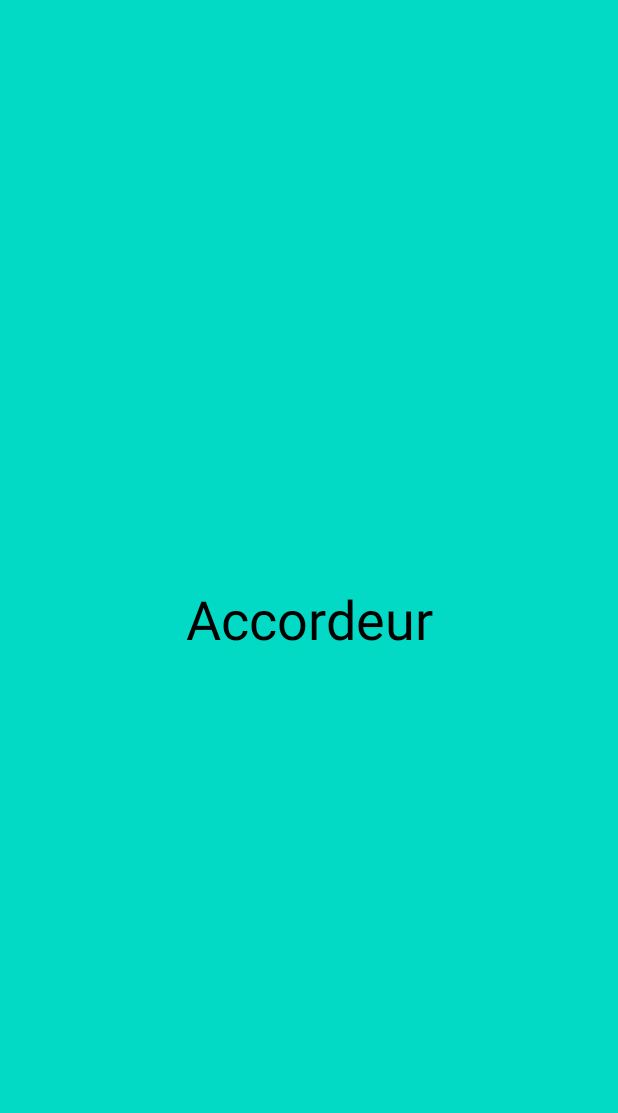
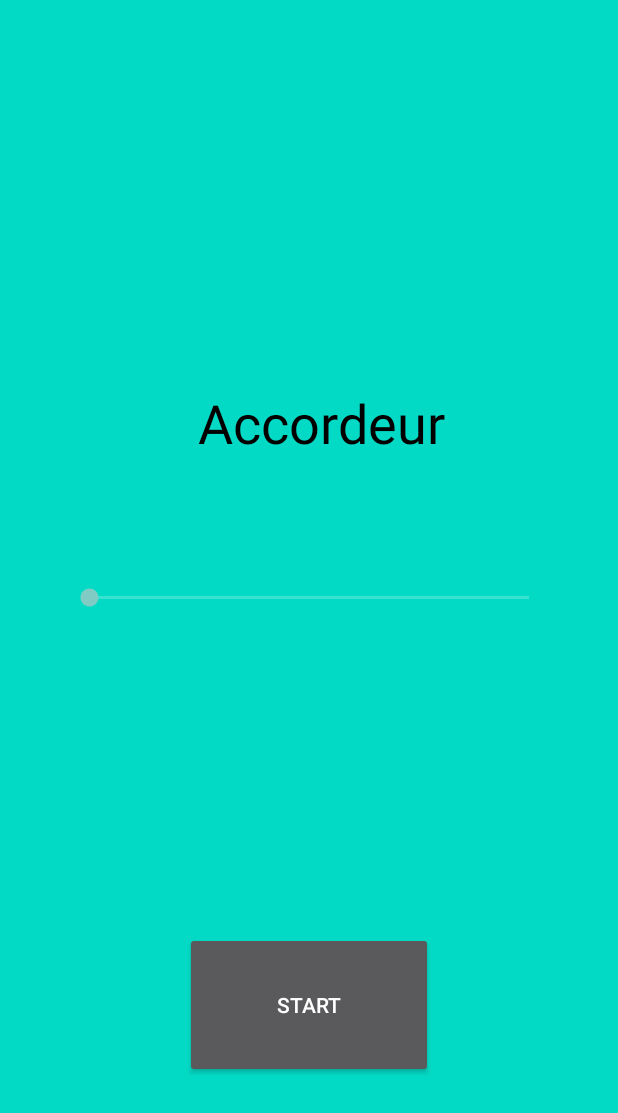
Before and after one commit to RomainS64/CheatScale, an Android app: the Accordeur screen opened directly, with no data from a screen before it, on a phone screen of 412 x 824 dp. Shown: the top 1113 px of the screen. Run offline under Robolectric (Android 15) with nearby library versions, the phone set to English and light mode, and no system bars; libraries missing offline, so code that uses them is left out: org.jtransforms.fft.

Commit message:
Refactoring des Package
Ajout primitif de l'accordeur

```diff
--- a/app/src/main/java/com/example/accordeur/Accordeur.java
+++ b/app/src/main/java/com/example/accordeur/Accordeur.java
@@ -1,15 +1,37 @@
 package com.example.accordeur;
 
 import android.os.Bundle;
+import android.util.Log;
+import android.view.View;
+import android.widget.Button;
+import android.widget.SeekBar;
+import android.widget.TextView;
+
 import static android.view.View.*;
 
 import androidx.appcompat.app.AppCompatActivity;
 
+import com.example.Note;
 import com.example.R;
+import com.example.identifiernotes.ManagerNote;
+import com.example.metronome.Metronome;
+
+import org.w3c.dom.Text;
 
 
 public class Accordeur extends AppCompatActivity {
 
+    ManagerNote managerNote;
+    Button startStop;
+    TextView noteJouee;
+    SeekBar distanceNote;
+
+    boolean ecoute = false;
+    int max = 10;
+    int min = -10;
+
+
+    Thread ecouter;
     @Override
     protected void onCreate(Bundle savedInstanceState) {
         super.onCreate(savedInstanceState);
@@ -18,7 +40,58 @@ public class Accordeur extends AppCompatActivity {
                 SYSTEM_UI_FLAG_LAYOUT_STABLE | SYSTEM_UI_FLAG_LAYOUT_HIDE_NAVIGATION | SYSTEM_UI_FLAG_LAYOUT_FULLSCREEN);
         setContentView(R.layout.accordeur);
 
+        startStop = (Button) findViewById(R.id.startstopAccordeur);
+        startStop.setText("start");
+        noteJouee = findViewById(R.id.noteAccordeur);
+        distanceNote = findViewById(R.id.distanceAccordeur);
+        distanceNote.setMax(max);
+        distanceNote.setMax(min);
+        managerNote = new ManagerNote();
 
+        startStop.setOnClickListener(new OnClickListener() {
+            @Override
+            public void onClick(View v) {
+                if(startStop.getText() == "start"){
+
+                    ecoute = true;
+                    ecouter = new Thread(new Runnable() {
+                                public void run() {
+                                    ecouter();
+                                }
+                            });
+                    startStop.setText("stop");
+                    try {
+                        ecouter.start();
+                    }catch (Throwable t) {
+                        t.printStackTrace();
+                    }
+
+                }
+                else{
+                    ecoute = false;
+                    managerNote.arreterRecherche();
+                    startStop.setText("start");
+                }
+            }
+        });
+
+    }
+    Note note;
+    public void ecouter(){
+        while(ecoute){
+            note = managerNote.getNoteLaPlusProche(managerNote.getAudioManager().getFrequenceForte());
+
+            try {
+                runOnUiThread(new Runnable() {
+                    @Override
+                    public void run() {
+                        noteJouee.setText(note.toString());
+                        distanceNote.setProgress((int)managerNote.getDistanceNoteLaPlusProche(managerNote.getAudioManager().getFrequenceForte()));
+                    }
+                });
+            } catch (Throwable e) {}
+
+        }
 
     }
 
--- a/app/src/main/java/com/example/identifiergamme/ManagerGamme.java
+++ b/app/src/main/java/com/example/identifiergamme/ManagerGamme.java
@@ -1,8 +1,6 @@
 package com.example.identifiergamme;
 
 import android.util.Log;
-
-import com.example.scalefinder.detectionnote.ManagerNote;
 
 import java.util.ArrayList;
 import java.util.List;
--- a/app/src/main/java/com/example/scalefinder/detectionnote/FrequencyScanner.java
+++ b/app/src/main/java/com/example/identifiernotes/FrequencyScanner.java
@@ -3,7 +3,7 @@
  *  @Author: shirkrin
  *  @OnlineSources: https://stackoverflow.com/questions/7649003/jtransforms-fft-in-android-from-pcm-data
  */
-package com.example.scalefinder.detectionnote;
+package com.example.identifiernotes;
 
 import org.jtransforms.fft.DoubleFFT_1D;
 
--- a/app/src/main/java/com/example/scalefinder/detectionnote/ManagerAudio.java
+++ b/app/src/main/java/com/example/identifiernotes/ManagerAudio.java
@@ -9,7 +9,7 @@
  * float getFrequenceForte();Retourne la fréquence la plus significative;
  */
 
-package com.example.scalefinder.detectionnote;
+package com.example.identifiernotes;
 
 import android.media.AudioFormat;
 import android.media.AudioRecord;
@@ -29,7 +29,7 @@ public class ManagerAudio {
     private boolean stop;
 
 
-    private com.example.scalefinder.detectionnote.FrequencyScanner scanner;
+    private com.example.identifiernotes.FrequencyScanner scanner;
 
 
 
@@ -46,7 +46,7 @@ public class ManagerAudio {
                 AudioFormat.ENCODING_PCM_16BIT,
                 minSize);
 
-        scanner  = new com.example.scalefinder.detectionnote.FrequencyScanner();
+        scanner  = new com.example.identifiernotes.FrequencyScanner();
 
         thRecord = new Thread(
                 new Runnable() {
--- a/app/src/main/res/layout/accordeur.xml
+++ b/app/src/main/res/layout/accordeur.xml
@@ -8,14 +8,42 @@
     tools:context="com.example.accordeur.Accordeur">
 
     <TextView
-        android:id="@+id/textView"
+        android:id="@+id/noteAccordeur"
         android:layout_width="wrap_content"
         android:layout_height="wrap_content"
         android:text="@string/accordeur"
+        android:textColor="#000000"
         android:textSize="36sp"
-        android:textColor="#000000"
+        app:layout_constraintBottom_toBottomOf="parent"
+        app:layout_constraintEnd_toEndOf="parent"
+        app:layout_constraintHorizontal_bias="0.534"
+        app:layout_constraintStart_toStartOf="parent"
+        app:layout_constraintTop_toTopOf="parent"
+        app:layout_constraintVertical_bias="0.332" />
+
+    <SeekBar
+        android:id="@+id/distanceAccordeur"
+        android:layout_width="325dp"
+        android:layout_height="0dp"
+        android:layout_marginTop="8dp"
+        android:layout_marginBottom="340dp"
+        android:max="10"
+        android:progress="0"
+        android:min="-10"
         app:layout_constraintBottom_toBottomOf="parent"
         app:layout_constraintEnd_toEndOf="parent"
         app:layout_constraintStart_toStartOf="parent"
-        app:layout_constraintTop_toTopOf="parent" />
+        app:layout_constraintTop_toBottomOf="@+id/noteAccordeur"
+        app:layout_constraintVertical_bias="1.0" />
+
+    <Button
+        android:id="@+id/startstopAccordeur"
+        android:layout_width="165dp"
+        android:layout_height="97dp"
+        android:text="start"
+        app:layout_constraintBottom_toBottomOf="parent"
+        app:layout_constraintEnd_toEndOf="parent"
+        app:layout_constraintStart_toStartOf="parent"
+        app:layout_constraintTop_toBottomOf="@+id/distanceAccordeur"
+        app:layout_constraintVertical_bias="0.565" />
 </androidx.constraintlayout.widget.ConstraintLayout>
```
Also changed, not shown: app/src/main/AndroidManifest.xml (+0 -7 lines), app/src/main/java/com/example/ScaleFinder.java (deleted, +0 -99 lines), app/src/main/java/com/example/identifiergamme/IdentifierGamme.java (+6 -8 lines), app/src/main/java/com/example/identifiernotes/ManagerNote.java (renamed from app/src/main/java/com/example/scalefinder/detectionnote/ManagerNote.java, +8 -4 lines), 4 other files.
